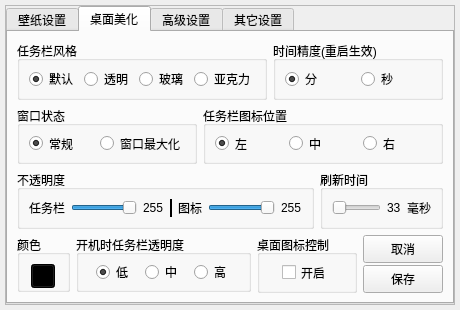
Before: the Qt Designer form src/dialog.ui in yjmthu/Neobox, drawn with Qt 5.
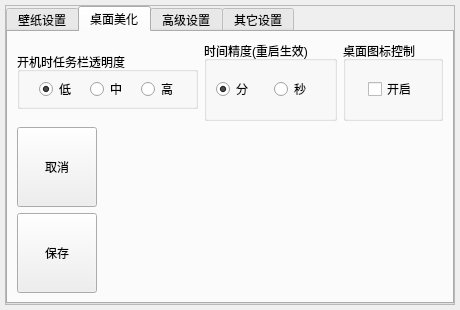
After: the same form once the commit is applied. The open tabs and pages were chosen to show the change. Icons and pictures are not drawn.

Commit message: 砍掉任务栏美化功能, 对类结构做了优化

```diff
--- a/src/dialog.ui
+++ b/src/dialog.ui
@@ -29,24 +29,15 @@
    <iconset resource="res.qrc">
     <normaloff>:/icons/speedbox.ico</normaloff>:/icons/speedbox.ico</iconset>
   </property>
-  <layout class="QVBoxLayout" name="verticalLayout_5">
-   <property name="spacing">
-    <number>0</number>
-   </property>
-   <property name="leftMargin">
-    <number>5</number>
-   </property>
-   <property name="topMargin">
-    <number>5</number>
-   </property>
-   <property name="rightMargin">
-    <number>5</number>
-   </property>
-   <property name="bottomMargin">
-    <number>5</number>
-   </property>
-   <item>
     <widget class="QFrame" name="frame">
+   <property name="geometry">
+    <rect>
+     <x>5</x>
+     <y>5</y>
+     <width>450</width>
+     <height>300</height>
+    </rect>
+   </property>
      <property name="frameShape">
       <enum>QFrame::StyledPanel</enum>
      </property>
@@ -511,384 +502,10 @@
          <attribute name="title">
           <string>桌面美化</string>
          </attribute>
-         <layout class="QVBoxLayout" name="verticalLayout_8">
-          <property name="bottomMargin">
-           <number>9</number>
-          </property>
+       <layout class="QVBoxLayout" name="verticalLayout">
           <item>
            <layout class="QHBoxLayout" name="horizontalLayout_10">
             <item>
-             <widget class="QGroupBox" name="groupBox_2">
-              <property name="title">
-               <string>任务栏风格</string>
-              </property>
-              <layout class="QHBoxLayout" name="horizontalLayout_13">
-               <item>
-                <widget class="QRadioButton" name="radioButton_3">
-                 <property name="text">
-                  <string>默认</string>
-                 </property>
-                 <property name="checked">
-                  <bool>true</bool>
-                 </property>
-                </widget>
-               </item>
-               <item>
-                <widget class="QRadioButton" name="radioButton_4">
-                 <property name="text">
-                  <string>透明</string>
-                 </property>
-                </widget>
-               </item>
-               <item>
-                <widget class="QRadioButton" name="radioButton_5">
-                 <property name="text">
-                  <string>玻璃</string>
-                 </property>
-                </widget>
-               </item>
-               <item>
-                <widget class="QRadioButton" name="radioButton_6">
-                 <property name="text">
-                  <string>亚克力</string>
-                 </property>
-                </widget>
-               </item>
-              </layout>
-             </widget>
-            </item>
-            <item>
-             <widget class="QGroupBox" name="groupBox_11">
-              <property name="toolTip">
-               <string>修改注册表，从而改变任务栏右下角时间的精度</string>
-              </property>
-              <property name="title">
-               <string>时间精度(重启生效)</string>
-              </property>
-              <layout class="QHBoxLayout" name="horizontalLayout_6">
-               <item>
-                <widget class="QRadioButton" name="chkTimeUnit_min">
-                 <property name="toolTip">
-                  <string>*任务栏时间显示到具体分钟</string>
-                 </property>
-                 <property name="text">
-                  <string>分</string>
-                 </property>
-                 <property name="checked">
-                  <bool>true</bool>
-                 </property>
-                </widget>
-               </item>
-               <item>
-                <widget class="QRadioButton" name="chkTimeUnit_sec">
-                 <property name="toolTip">
-                  <string>*任务栏时间显示到具体秒数</string>
-                 </property>
-                 <property name="text">
-                  <string>秒</string>
-                 </property>
-                </widget>
-               </item>
-              </layout>
-             </widget>
-            </item>
-           </layout>
-          </item>
-          <item>
-           <layout class="QHBoxLayout" name="horizontalLayout_16">
-            <item>
-             <widget class="QGroupBox" name="groupBox">
-              <property name="minimumSize">
-               <size>
-                <width>0</width>
-                <height>0</height>
-               </size>
-              </property>
-              <property name="maximumSize">
-               <size>
-                <width>180</width>
-                <height>16777215</height>
-               </size>
-              </property>
-              <property name="toolTip">
-               <string>分别修改没有或有最大化窗口时任务栏的状态</string>
-              </property>
-              <property name="title">
-               <string>窗口状态</string>
-              </property>
-              <layout class="QHBoxLayout" name="horizontalLayout_12">
-               <item>
-                <widget class="QRadioButton" name="rBtnWinTaskNormal">
-                 <property name="toolTip">
-                  <string>没有最大化窗口时任务栏的状态</string>
-                 </property>
-                 <property name="text">
-                  <string>常规</string>
-                 </property>
-                 <property name="checked">
-                  <bool>true</bool>
-                 </property>
-                </widget>
-               </item>
-               <item>
-                <widget class="QRadioButton" name="rBtnWinTaskMax">
-                 <property name="toolTip">
-                  <string>有最大化窗口时任务栏的状态</string>
-                 </property>
-                 <property name="text">
-                  <string>窗口最大化</string>
-                 </property>
-                </widget>
-               </item>
-              </layout>
-             </widget>
-            </item>
-            <item>
-             <widget class="QGroupBox" name="groupBox_4">
-              <property name="title">
-               <string>任务栏图标位置</string>
-              </property>
-              <layout class="QHBoxLayout" name="horizontalLayout_15">
-               <item>
-                <widget class="QRadioButton" name="radioButton_7">
-                 <property name="text">
-                  <string>左</string>
-                 </property>
-                 <property name="checked">
-                  <bool>true</bool>
-                 </property>
-                </widget>
-               </item>
-               <item>
-                <widget class="QRadioButton" name="radioButton_8">
-                 <property name="text">
-                  <string>中</string>
-                 </property>
-                </widget>
-               </item>
-               <item>
-                <widget class="QRadioButton" name="radioButton_9">
-                 <property name="text">
-                  <string>右</string>
-                 </property>
-                </widget>
-               </item>
-              </layout>
-             </widget>
-            </item>
-           </layout>
-          </item>
-          <item>
-           <layout class="QHBoxLayout" name="horizontalLayout_18">
-            <item>
-             <widget class="QGroupBox" name="groupBox_3">
-              <property name="toolTip">
-               <string>任务栏和任务栏图标的不透明度</string>
-              </property>
-              <property name="title">
-               <string>不透明度</string>
-              </property>
-              <layout class="QHBoxLayout" name="horizontalLayout_14">
-               <item>
-                <widget class="QLabel" name="label_16">
-                 <property name="text">
-                  <string>任务栏</string>
-                 </property>
-                </widget>
-               </item>
-               <item>
-                <widget class="QSlider" name="sLdTaskAlph">
-                 <property name="cursor">
-                  <cursorShape>PointingHandCursor</cursorShape>
-                 </property>
-                 <property name="minimum">
-                  <number>1</number>
-                 </property>
-                 <property name="maximum">
-                  <number>255</number>
-                 </property>
-                 <property name="singleStep">
-                  <number>0</number>
-                 </property>
-                 <property name="value">
-                  <number>255</number>
-                 </property>
-                 <property name="sliderPosition">
-                  <number>255</number>
-                 </property>
-                 <property name="orientation">
-                  <enum>Qt::Horizontal</enum>
-                 </property>
-                </widget>
-               </item>
-               <item>
-                <widget class="QLabel" name="label_4">
-                 <property name="text">
-                  <string>255</string>
-                 </property>
-                </widget>
-               </item>
-               <item>
-                <widget class="Line" name="line">
-                 <property name="minimumSize">
-                  <size>
-                   <width>2</width>
-                   <height>0</height>
-                  </size>
-                 </property>
-                 <property name="maximumSize">
-                  <size>
-                   <width>1</width>
-                   <height>22</height>
-                  </size>
-                 </property>
-                 <property name="styleSheet">
-                  <string notr="true">color: rgb(0, 0, 0);
-background-color: rgb(0, 0, 0);</string>
-                 </property>
-                 <property name="lineWidth">
-                  <number>2</number>
-                 </property>
-                 <property name="orientation">
-                  <enum>Qt::Vertical</enum>
-                 </property>
-                </widget>
-               </item>
-               <item>
-                <widget class="QLabel" name="label_5">
-                 <property name="text">
-                  <string>图标</string>
-                 </property>
-                </widget>
-               </item>
-               <item>
-                <widget class="QSlider" name="sLdIconAlph">
-                 <property name="cursor">
-                  <cursorShape>PointingHandCursor</cursorShape>
-                 </property>
-                 <property name="maximum">
-                  <number>255</number>
-                 </property>
-                 <property name="value">
-                  <number>255</number>
-                 </property>
-                 <property name="sliderPosition">
-                  <number>255</number>
-                 </property>
-                 <property name="orientation">
-                  <enum>Qt::Horizontal</enum>
-                 </property>
-                </widget>
-               </item>
-               <item>
-                <widget class="QLabel" name="label_6">
-                 <property name="text">
-                  <string>255</string>
-                 </property>
-                </widget>
-               </item>
-              </layout>
-             </widget>
-            </item>
-            <item>
-             <widget class="QGroupBox" name="groupBox_5">
-              <property name="toolTip">
-               <string>刷新任务栏颜色与透明度的时间间隔</string>
-              </property>
-              <property name="title">
-               <string>刷新时间</string>
-              </property>
-              <layout class="QHBoxLayout" name="horizontalLayout_17">
-               <item>
-                <widget class="QSlider" name="sLdUpdateRefreshTime">
-                 <property name="cursor">
-                  <cursorShape>PointingHandCursor</cursorShape>
-                 </property>
-                 <property name="toolTip">
-                  <string>刷新任务栏的时间间隔</string>
-                 </property>
-                 <property name="minimum">
-                  <number>33</number>
-                 </property>
-                 <property name="maximum">
-                  <number>198</number>
-                 </property>
-                 <property name="value">
-                  <number>33</number>
-                 </property>
-                 <property name="orientation">
-                  <enum>Qt::Horizontal</enum>
-                 </property>
-                </widget>
-               </item>
-               <item>
-                <widget class="QLabel" name="label_17">
-                 <property name="text">
-                  <string>33</string>
-                 </property>
-                </widget>
-               </item>
-               <item>
-                <widget class="QLabel" name="label_3">
-                 <property name="text">
-                  <string>毫秒</string>
-                 </property>
-                </widget>
-               </item>
-              </layout>
-             </widget>
-            </item>
-           </layout>
-          </item>
-          <item>
-           <layout class="QHBoxLayout" name="horizontalLayout_20">
-            <item>
-             <widget class="QGroupBox" name="groupBox_13">
-              <property name="maximumSize">
-               <size>
-                <width>60</width>
-                <height>57</height>
-               </size>
-              </property>
-              <property name="toolTip">
-               <string>任务栏的背景颜色</string>
-              </property>
-              <property name="title">
-               <string>颜色</string>
-              </property>
-              <layout class="QHBoxLayout" name="horizontalLayout_21">
-               <item>
-                <widget class="QPushButton" name="pushButton_3">
-                 <property name="minimumSize">
-                  <size>
-                   <width>24</width>
-                   <height>24</height>
-                  </size>
-                 </property>
-                 <property name="maximumSize">
-                  <size>
-                   <width>24</width>
-                   <height>24</height>
-                  </size>
-                 </property>
-                 <property name="cursor">
-                  <cursorShape>PointingHandCursor</cursorShape>
-                 </property>
-                 <property name="toolTip">
-                  <string>任务栏的背景颜色</string>
-                 </property>
-                 <property name="styleSheet">
-                  <string notr="true">background-color: rgb(0, 0, 0);</string>
-                 </property>
-                 <property name="text">
-                  <string/>
-                 </property>
-                </widget>
-               </item>
-              </layout>
-             </widget>
-            </item>
-            <item>
              <widget class="QGroupBox" name="groupBox_12">
               <property name="sizePolicy">
                <sizepolicy hsizetype="MinimumExpanding" vsizetype="Preferred">
@@ -981,6 +598,41 @@
               </layout>
              </widget>
             </item>
+          <item>
+           <widget class="QGroupBox" name="groupBox_11">
+            <property name="toolTip">
+             <string>修改注册表，从而改变任务栏右下角时间的精度</string>
+            </property>
+            <property name="title">
+             <string>时间精度(重启生效)</string>
+            </property>
+            <layout class="QHBoxLayout" name="horizontalLayout_6">
+             <item>
+              <widget class="QRadioButton" name="chkTimeUnit_min">
+               <property name="toolTip">
+                <string>*任务栏时间显示到具体分钟</string>
+               </property>
+               <property name="text">
+                <string>分</string>
+               </property>
+               <property name="checked">
+                <bool>true</bool>
+               </property>
+              </widget>
+             </item>
+             <item>
+              <widget class="QRadioButton" name="chkTimeUnit_sec">
+               <property name="toolTip">
+                <string>*任务栏时间显示到具体秒数</string>
+               </property>
+               <property name="text">
+                <string>秒</string>
+               </property>
+              </widget>
+             </item>
+            </layout>
+           </widget>
+          </item>
             <item>
              <widget class="QGroupBox" name="groupBox_22">
               <property name="sizePolicy">
@@ -1047,23 +699,8 @@
               </layout>
              </widget>
             </item>
-            <item>
-             <layout class="QVBoxLayout" name="verticalLayout">
-              <property name="spacing">
-               <number>2</number>
-              </property>
-              <property name="leftMargin">
-               <number>0</number>
-              </property>
-              <property name="topMargin">
-               <number>0</number>
-              </property>
-              <property name="rightMargin">
-               <number>0</number>
-              </property>
-              <property name="bottomMargin">
-               <number>0</number>
-              </property>
+         </layout>
+        </item>
               <item>
                <widget class="QPushButton" name="pushButton_2">
                 <property name="sizePolicy">
@@ -1115,10 +752,6 @@
                </widget>
               </item>
              </layout>
-            </item>
-           </layout>
-          </item>
-         </layout>
         </widget>
         <widget class="QWidget" name="tab_2">
          <attribute name="title">
@@ -1793,8 +1426,6 @@
       </item>
      </layout>
     </widget>
-   </item>
-  </layout>
  </widget>
  <resources>
   <include location="res.qrc"/>
```
Lines whose indentation alone changed are shown as unchanged. The commit also changes 14 other files.
